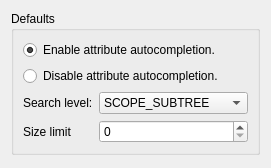
First picture: the form in resources/forms/plugins/search/SearchPluginSettingsDesign.ui, repository einaru/luma, before the edit.
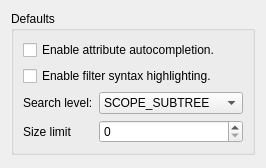
Second picture: the form after the edit.

Commit message: Fixes: SearchPlugin;   Visual feedback on search errors.   Filter syntax highlighting in the filter builder.   No longer opens up with a server selected -> this makes the plugin load faster.

The edit to the form file:
```diff
--- a/resources/forms/plugins/search/SearchPluginSettingsDesign.ui
+++ b/resources/forms/plugins/search/SearchPluginSettingsDesign.ui
@@ -6,7 +6,7 @@
    <rect>
     <x>0</x>
     <y>0</y>
-    <width>271</width>
+    <width>266</width>
     <height>168</height>
    </rect>
   </property>
@@ -33,16 +33,6 @@
       <string>Defaults</string>
      </property>
      <layout class="QGridLayout" name="gridLayout">
-      <item row="0" column="0" colspan="2">
-       <widget class="QRadioButton" name="enableCompletionOpt">
-        <property name="text">
-         <string>Enable attribute autocompletion.</string>
-        </property>
-        <property name="checked">
-         <bool>true</bool>
-        </property>
-       </widget>
-      </item>
       <item row="2" column="0">
        <widget class="QLabel" name="scopeLabel">
         <property name="sizePolicy">
@@ -98,10 +88,23 @@
         </property>
        </widget>
       </item>
+      <item row="0" column="0" colspan="2">
+       <widget class="QCheckBox" name="enableCompletionOpt">
+        <property name="enabled">
+         <bool>true</bool>
+        </property>
+        <property name="text">
+         <string>Enable attribute autocompletion.</string>
+        </property>
+        <property name="checked">
+         <bool>false</bool>
+        </property>
+       </widget>
+      </item>
       <item row="1" column="0" colspan="2">
-       <widget class="QRadioButton" name="disableCompletionOpt">
+       <widget class="QCheckBox" name="enableHighlightingOpt">
         <property name="text">
-         <string>Disable attribute autocompletion.</string>
+         <string>Enable filter syntax highlighting.</string>
         </property>
        </widget>
       </item>
```
Left out of the diff: 12 changed lines with no effect on the pictures. The commit also changes 43 other files.
